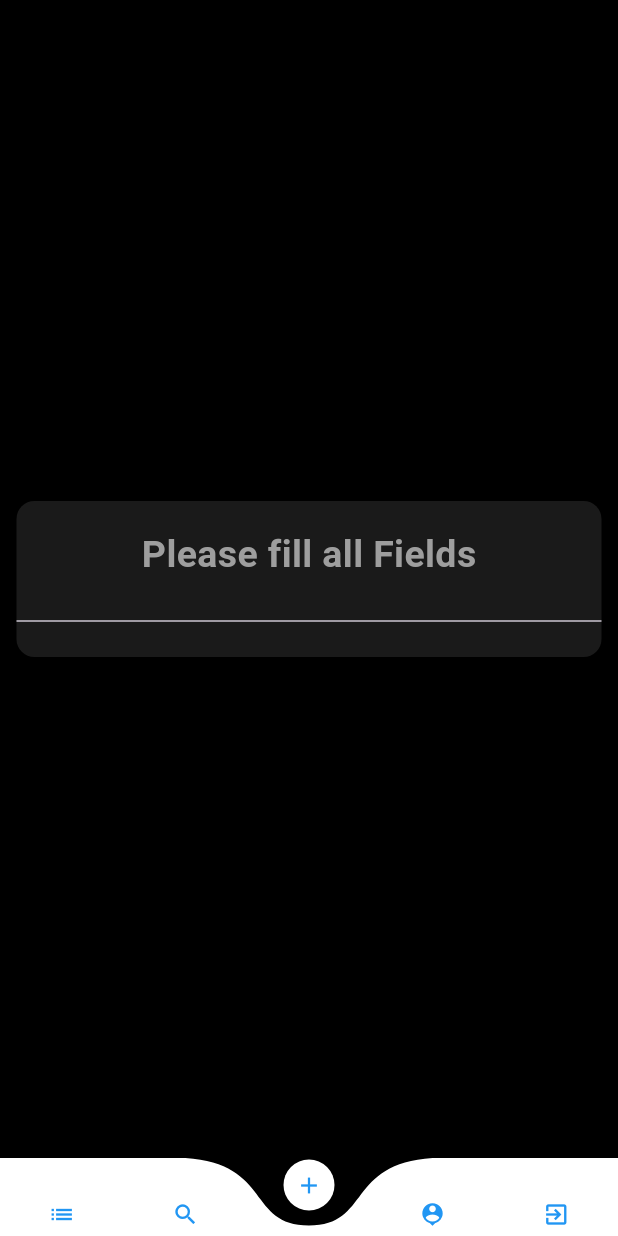
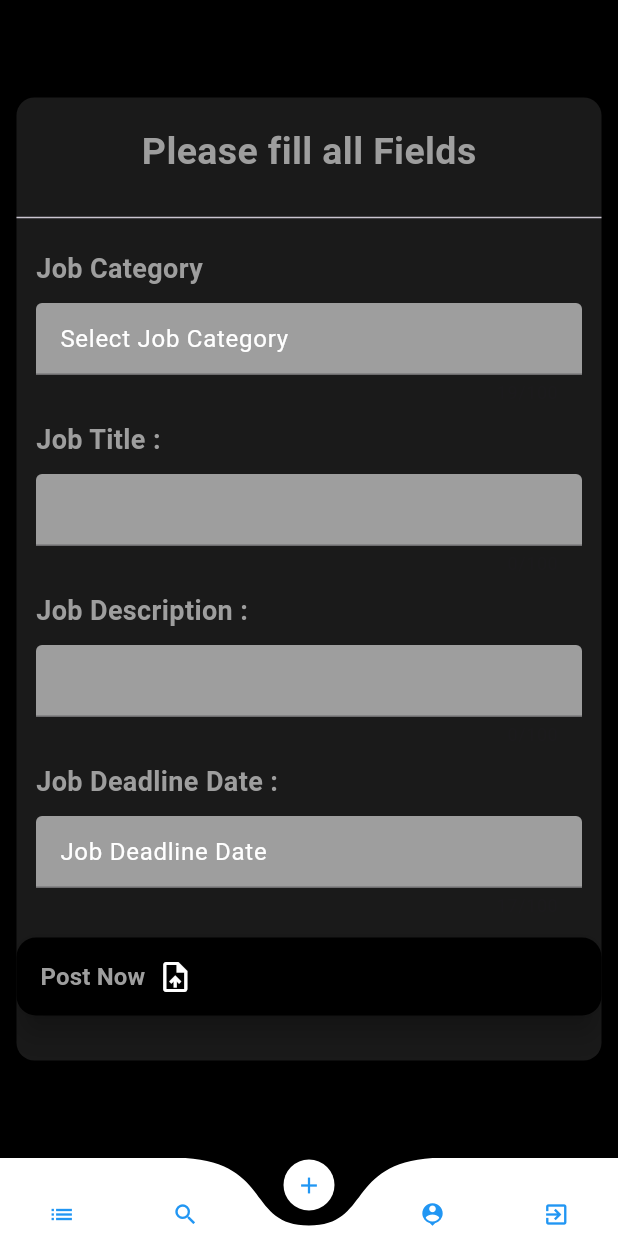
Before and after one commit to Meriem-Boussoufa/linkedin_clone_app, a Flutter app: the UploadJobNow screen opened directly, on a phone screen of 412 x 824 dp. Run offline on Flutter 3.47's test engine with Material 3 defaults, Android fonts, the light colour scheme and no system bars; drawn by our look-alikes of curved_navigation_bar; our stand-ins replace cached_network_image, cloud_firestore, firebase_auth, firebase_core, firebase_storage, fluttertoast and 2 more; accounts and stored records are empty; network calls fail.

Commit message:
complete the job screen design

```diff
--- a/lib/jobs/upload_job.dart
+++ b/lib/jobs/upload_job.dart
@@ -11,10 +11,10 @@ class UploadJobNow extends StatefulWidget {
 }
 
 class _UploadJobNowState extends State<UploadJobNow> {
-  final TextEditingController taskCategoryController =
+  final TextEditingController jobCategoryController =
       TextEditingController(text: 'Select Job Category');
-  final TextEditingController taskTitleController = TextEditingController();
-  final TextEditingController taskDescriptionController =
+  final TextEditingController jobTitleController = TextEditingController();
+  final TextEditingController jobDescriptionController =
       TextEditingController();
   final TextEditingController deadLineDateController =
       TextEditingController(text: 'Job Deadline Date');
@@ -27,9 +27,9 @@ class _UploadJobNowState extends State<UploadJobNow> {
   @override
   void dispose() {
     super.dispose();
-    taskCategoryController.dispose();
-    taskTitleController.dispose();
-    taskDescriptionController.dispose();
+    jobCategoryController.dispose();
+    jobTitleController.dispose();
+    jobDescriptionController.dispose();
     deadLineDateController.dispose();
   }
 
@@ -70,8 +70,77 @@ class _UploadJobNowState extends State<UploadJobNow> {
                         key: formKey,
                         child: Column(
                           crossAxisAlignment: CrossAxisAlignment.start,
-                          children: [],
+                          children: [
+                            _textTitles(lable: "Job Category"),
+                            _textFormFields(
+                              valueKey: 'TaskCategory',
+                              controller: jobCategoryController,
+                              enabled: false,
+                              fct: () {
+                                _showTaskCategoriesDialog(size: size);
+                              },
+                              maxLength: 100,
+                            ),
+                            _textTitles(lable: "Job Title :"),
+                            _textFormFields(
+                              valueKey: 'jobTitle',
+                              controller: jobTitleController,
+                              enabled: false,
+                              fct: () {},
+                              maxLength: 100,
+                            ),
+                            _textTitles(lable: "Job Description :"),
+                            _textFormFields(
+                              valueKey: 'jobDescription',
+                              controller: jobDescriptionController,
+                              enabled: false,
+                              fct: () {},
+                              maxLength: 100,
+                            ),
+                            _textTitles(lable: "Job Deadline Date :"),
+                            _textFormFields(
+                              valueKey: 'JobDeadline',
+                              controller: deadLineDateController,
+                              enabled: false,
+                              fct: () {
+                                _pickDateDialog();
+                              },
+                              maxLength: 100,
+                            ),
+                          ],
                         )),
+                  ),
+                  Center(
+                    child: Padding(
+                      padding: const EdgeInsets.only(bottom: 30),
+                      child: isLoading
+                          ? const CircularProgressIndicator()
+                          : MaterialButton(
+                              onPressed: () {},
+                              color: Colors.black,
+                              elevation: 8,
+                              shape: RoundedRectangleBorder(
+                                  borderRadius: BorderRadius.circular(13)),
+                              child: const Padding(
+                                padding: EdgeInsets.symmetric(vertical: 14),
+                                child: Row(children: [
+                                  Text(
+                                    'Post Now',
+                                    style: TextStyle(
+                                      color: Colors.grey,
+                                      fontWeight: FontWeight.bold,
+                                      fontSize: 16,
+                                    ),
+                                  ),
+                                  SizedBox(width: 8),
+                                  Icon(
+                                    Icons.upload_file,
+                                    color: Colors.white,
+                                  )
+                                ]),
+                              ),
+                            ),
+                    ),
                   )
                 ],
               ),
@@ -147,7 +216,7 @@ class _UploadJobNowState extends State<UploadJobNow> {
                     return InkWell(
                       onTap: () {
                         setState(() {
-                          taskCategoryController.text =
+                          jobCategoryController.text =
                               Persistent.taskCategoryList[index];
                         });
                         Navigator.pop(context);
--- a/lib/user_state.dart
+++ b/lib/user_state.dart
@@ -4,6 +4,7 @@ import 'package:firebase_auth/firebase_auth.dart';
 import 'package:flutter/material.dart';
 import 'package:linkedin_clone_app/auth/login.dart';
 import 'package:linkedin_clone_app/jobs/jobs_screen.dart';
+import 'package:linkedin_clone_app/jobs/upload_job.dart';
 
 class UserState extends StatelessWidget {
   const UserState({super.key});
@@ -18,7 +19,7 @@ class UserState extends StatelessWidget {
             return const LoginScreen();
           } else if (userSnapshot.hasData) {
             log('user is already logged in');
-            return const JobsScreen();
+            return const UploadJobNow();
           } else if (userSnapshot.hasError) {
             return const Scaffold(
               body: Center(
```
